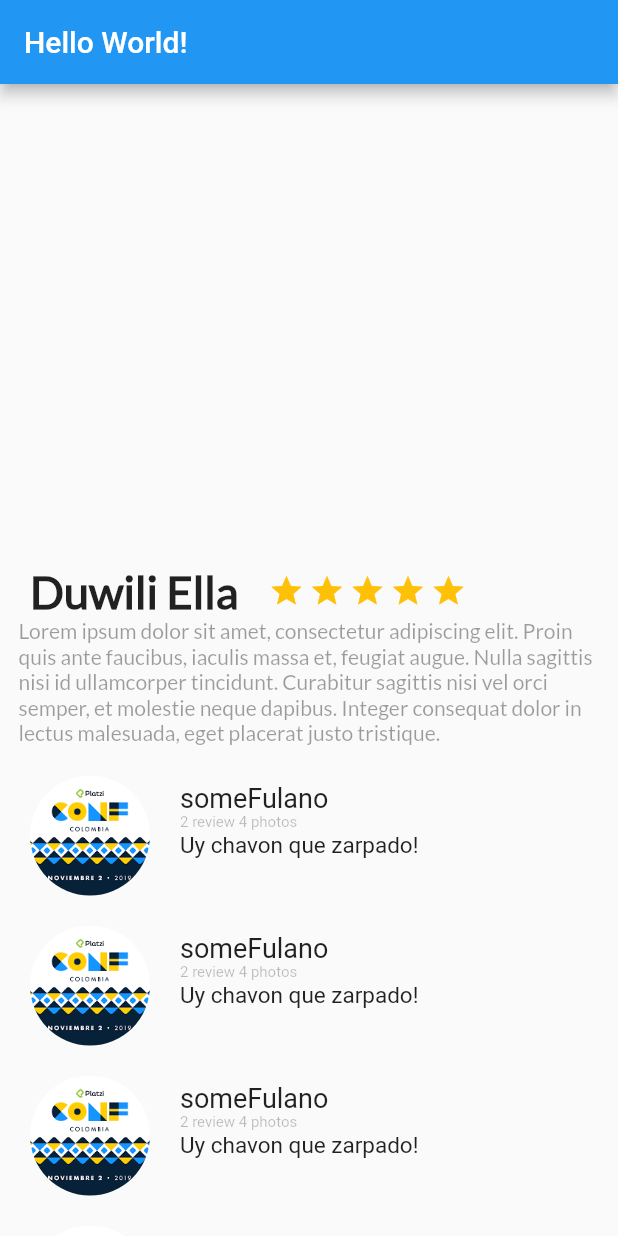
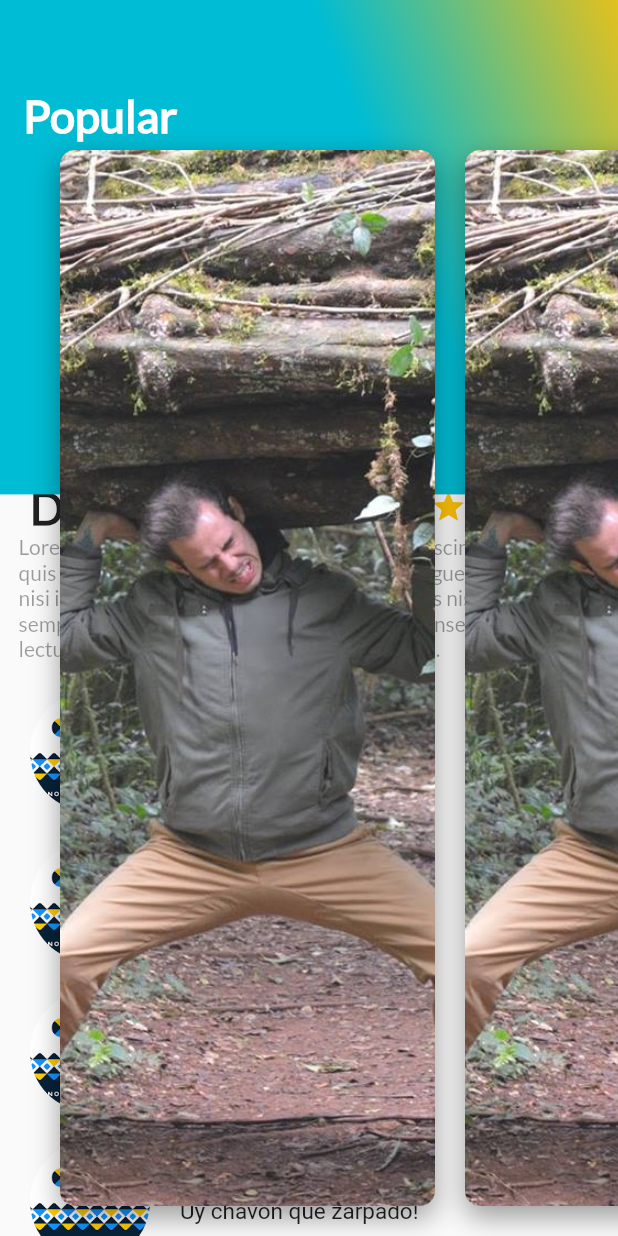
Before and after one commit to Drolegc/flutter, a Flutter app: the screen it shows after launch, on a phone screen of 412 x 824 dp. Run offline on Flutter 3.47's test engine with Material 2 defaults, Android fonts, the phone set to English and light mode, and no system bars.

Commit message:
ListView para poder hacer scrolling

```diff
--- /dev/null
+++ b/flutter_app/lib/card_image.dart
@@ -0,0 +1,39 @@
+import 'package:flutter/material.dart';
+
+class CardImage extends StatelessWidget{
+
+
+  @override
+  Widget build(BuildContext context) {
+    // TODO: implement build
+
+    final card = Container(
+      height: 350.0,
+      width: 250.0,
+        margin: EdgeInsets.only(
+          top: 80.0,
+            left: 20.0
+        ),
+      decoration: BoxDecoration(
+        image:DecorationImage(
+          fit: BoxFit.cover,
+          image: AssetImage(
+              "assets/img/Example.jpg",
+          ),
+        ),
+          borderRadius: BorderRadius.all(Radius.circular(10.0)),
+        shape:BoxShape.rectangle,
+        boxShadow: <BoxShadow>[
+          BoxShadow(
+            color:Colors.black38,
+            blurRadius: 15.0,
+            offset: Offset(0.0,7.0)
+          )
+        ]
+      ),
+    );
+
+    return card;
+  }
+
+}
--- /dev/null
+++ b/flutter_app/lib/card_image_list.dart
@@ -0,0 +1,25 @@
+import 'package:flutter/cupertino.dart';
+import 'package:flutter/material.dart';
+import 'package:flutter_app/card_image.dart';
+
+class CardImageList extends StatelessWidget{
+
+
+
+  @override
+  Widget build(BuildContext context) {
+    // TODO: implement build
+    return Container(
+      child: ListView(
+        padding: EdgeInsets.all(20.0),
+        children: <Widget>[
+          CardImage(),
+          CardImage(),
+          CardImage()
+        ],
+        scrollDirection: Axis.horizontal,
+      ),
+    );
+  }
+
+}
--- /dev/null
+++ b/flutter_app/lib/gradient_back.dart
@@ -0,0 +1,41 @@
+import 'package:flutter/material.dart';
+import 'package:flutter_app/card_image_list.dart';
+
+class GradientBack extends StatelessWidget{
+
+
+  @override
+  Widget build(BuildContext context) {
+    // TODO: implement build
+
+    String title = "Popular";
+    return Container(
+      height: MediaQuery.of(context).size.height * 0.4,
+      decoration: BoxDecoration(
+        gradient: LinearGradient(
+          colors: [
+            Colors.amber,
+            Colors.cyan
+          ],
+          begin: FractionalOffset(1.2,0.0),
+          end: FractionalOffset(0.0,0.6),
+          stops: [0.1,0.5],
+          //tileMode: TitleMode.clamp
+      ),
+    ),
+        child: Text(
+        title,
+          style: TextStyle(
+            color:Colors.white,
+            fontSize: 30.0,
+            fontFamily: "Lato",
+            fontWeight: FontWeight.bold
+          ),
+    ),
+
+      alignment: Alignment(-0.9,-0.6),
+
+    );
+  }
+
+}
--- /dev/null
+++ b/flutter_app/lib/header_appbar.dart
@@ -0,0 +1,19 @@
+import 'package:flutter/material.dart';
+import 'package:flutter_app/gradient_back.dart';
+import 'package:flutter_app/card_image_list.dart';
+
+
+class HeaderAppBar extends StatelessWidget{
+
+  @override
+  Widget build(BuildContext context) {
+    // TODO: implement build
+    return Stack(
+      children: <Widget>[
+        GradientBack(),
+        CardImageList()
+      ],
+    );
+  }
+
+}
--- a/flutter_app/lib/main.dart
+++ b/flutter_app/lib/main.dart
@@ -3,6 +3,8 @@ import 'package:flutter/material.dart';
 import 'package:flutter/widgets.dart';
 import 'package:flutter_app/description.dart';
 import 'package:flutter_app/review-list.dart';
+import 'package:flutter_app/gradient_back.dart';
+import 'package:flutter_app/header_appbar.dart';
 
 void main() => runApp(MyApp());
 
@@ -16,25 +18,21 @@ class MyApp extends StatelessWidget {
     return MaterialApp(
       title: 'Flutter Demo',
       theme: ThemeData(
-        // This is the theme of your application.
-        //
-        // Try running your application with "flutter run". You'll see the
-        // application has a blue toolbar. Then, without quitting the app, try
-        // changing the primarySwatch below to Colors.green and then invoke
-        // "hot reload" (press "r" in the console where you ran "flutter run",
-        // or simply save your changes to "hot reload" in a Flutter IDE).
-        // Notice that the counter didn't reset back to zero; the application
-        // is not restarted.
         primarySwatch: Colors.blue,
       ),
       home: Scaffold(
-        appBar: AppBar(
+        /*appBar: AppBar(
           title: Text("Hello World!"),
-        ),
-        body:Column(
+        ),*/
+        body:Stack(
           children: <Widget>[
-            Description(this.text_description, 2),
-            ReviewList()
+            ListView(
+              children: <Widget>[
+                Description(text_description,4),
+                ReviewList(),
+              ],
+            ),
+            HeaderAppBar()
           ],
         )
       )//MyHomePage(title: 'Flutter Demo Home Page'),
--- a/flutter_app/pubspec.yaml
+++ b/flutter_app/pubspec.yaml
@@ -72,6 +72,7 @@ flutter:
   # see https://flutter.dev/custom-fonts/#from-packages
   assets:
     - assets/img/platziConf.png
+    - assets/img/Example.jpg
 
   fonts:
     - family: Lato
```
Also changed, not shown: flutter_app/assets/img/Example.jpg (added).
